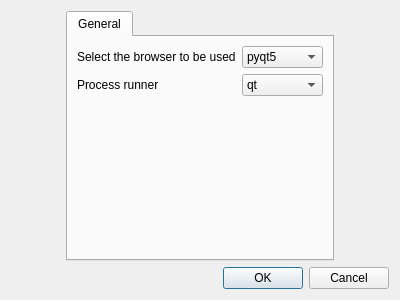
Above: sequana/gui/preferences.ui from vladsaveliev/sequana before the change. Below: the same form after it.
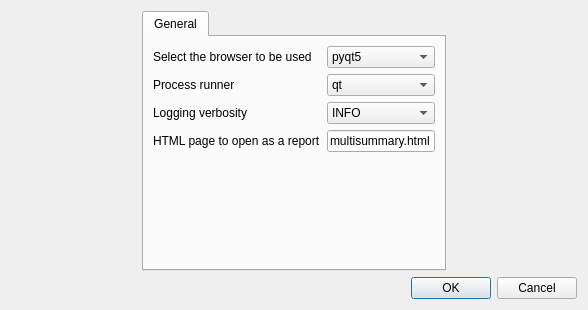
That is the form after the change.

What changed in the file:
```diff
--- a/sequana/gui/preferences.ui
+++ b/sequana/gui/preferences.ui
@@ -6,8 +6,8 @@
    <rect>
     <x>0</x>
     <y>0</y>
-    <width>400</width>
-    <height>300</height>
+    <width>588</width>
+    <height>310</height>
    </rect>
   </property>
   <property name="windowTitle">
@@ -25,7 +25,7 @@
      <item alignment="Qt::AlignHCenter">
       <widget class="QTabWidget" name="tabs">
        <property name="sizePolicy">
-        <sizepolicy hsizetype="Expanding" vsizetype="Expanding">
+        <sizepolicy hsizetype="Preferred" vsizetype="Preferred">
          <horstretch>0</horstretch>
          <verstretch>0</verstretch>
         </sizepolicy>
@@ -37,8 +37,8 @@
         <attribute name="title">
          <string>General</string>
         </attribute>
-        <layout class="QHBoxLayout" name="horizontalLayout">
-         <item>
+        <layout class="QGridLayout" name="gridLayout_2">
+         <item row="0" column="0">
           <layout class="QFormLayout" name="formLayout">
            <item row="0" column="0">
             <widget class="QLabel" name="label">
@@ -90,6 +90,59 @@
              </property>
             </widget>
            </item>
+           <item row="2" column="0">
+            <widget class="QLabel" name="label_3">
+             <property name="text">
+              <string>Logging verbosity</string>
+             </property>
+            </widget>
+           </item>
+           <item row="2" column="1">
+            <widget class="QComboBox" name="preferences_options_general_logging_value">
+             <property name="currentIndex">
+              <number>1</number>
+             </property>
+             <item>
+              <property name="text">
+               <string>DEBUG</string>
+              </property>
+             </item>
+             <item>
+              <property name="text">
+               <string>INFO</string>
+              </property>
+             </item>
+             <item>
+              <property name="text">
+               <string>WARNING</string>
+              </property>
+             </item>
+             <item>
+              <property name="text">
+               <string>ERROR</string>
+              </property>
+             </item>
+             <item>
+              <property name="text">
+               <string>CRITICAL</string>
+              </property>
+             </item>
+            </widget>
+           </item>
+           <item row="3" column="0">
+            <widget class="QLabel" name="label_4">
+             <property name="text">
+              <string>HTML page to open as a report</string>
+             </property>
+            </widget>
+           </item>
+           <item row="3" column="1">
+            <widget class="QLineEdit" name="preferences_options_general_htmlpage_value">
+             <property name="text">
+              <string>multisummary.html</string>
+             </property>
+            </widget>
+           </item>
           </layout>
          </item>
         </layout>
```
